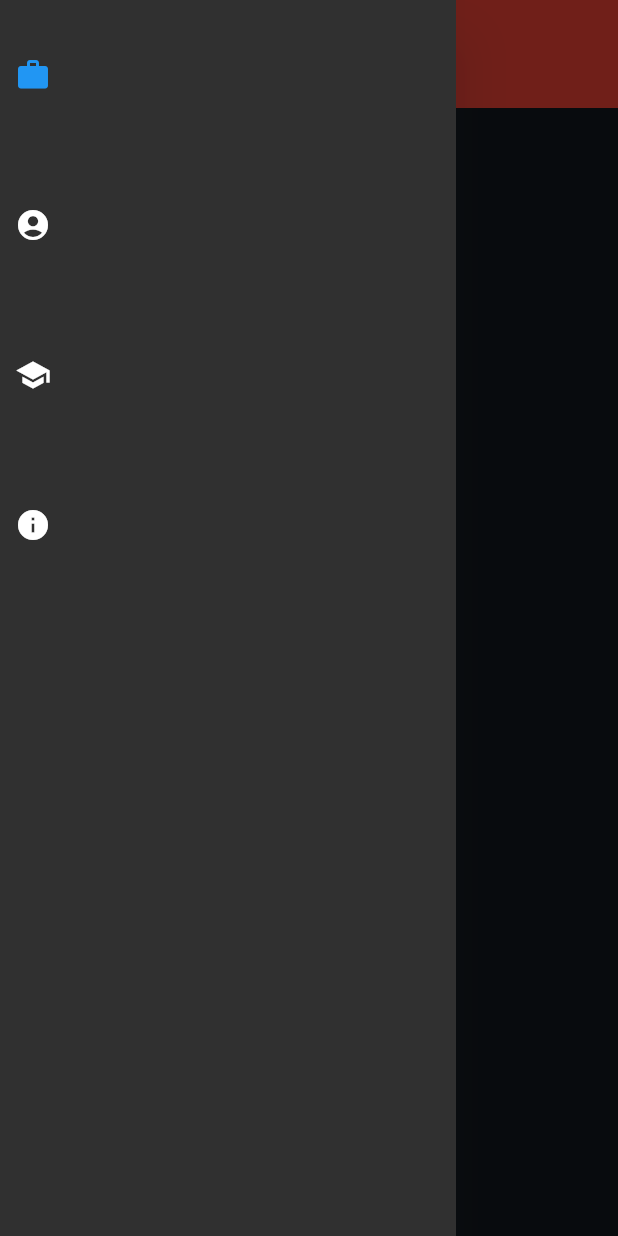
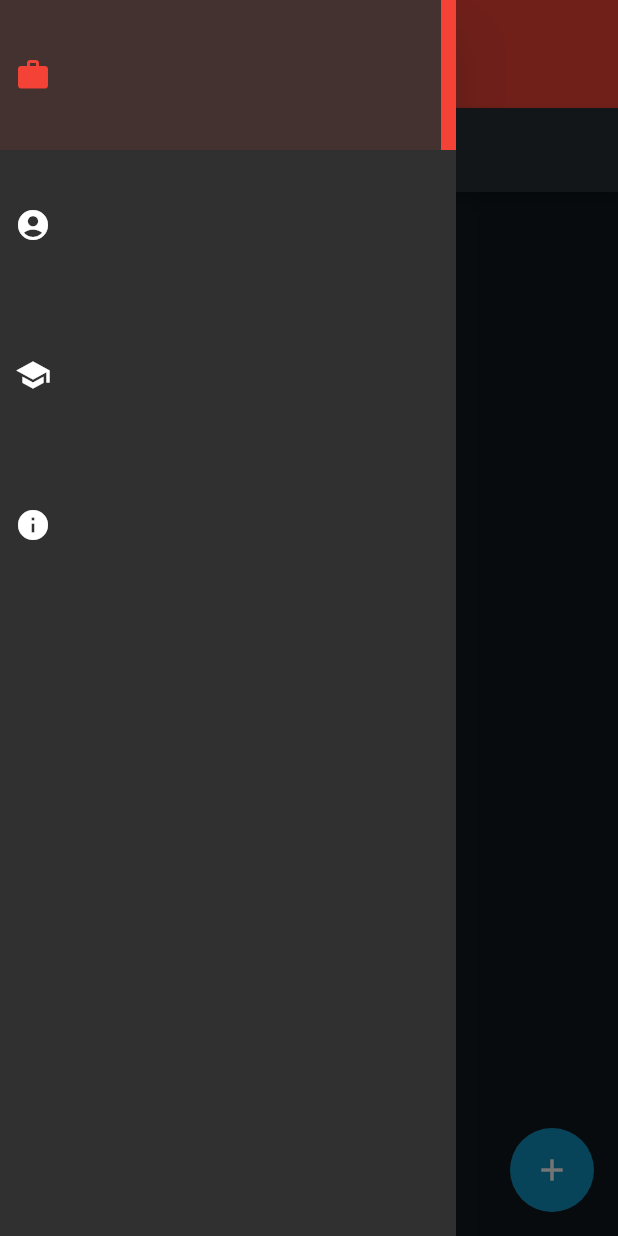
Before and after one commit to yvolokitin/AnnotateIt, a Flutter app: the screen it shows after launch, with the side drawer open, on a phone screen of 412 x 824 dp. Run offline on Flutter 3.47's test engine with Material 3 defaults, Android fonts, the phone set to English and light mode, and no system bars; our stand-ins replace sqflite; accounts and stored records are empty.

Commit message:
added projects
added projects

```diff
--- /dev/null
+++ b/devtools_options.yaml
@@ -0,0 +1,3 @@
+description: This file stores settings for Dart & Flutter DevTools.
+documentation: https://docs.flutter.dev/tools/devtools/extensions#configure-extension-enablement-states
+extensions:
--- /dev/null
+++ b/lib/data/project_database.dart
@@ -0,0 +1,51 @@
+import 'package:sqflite/sqflite.dart';
+import 'package:path/path.dart';
+import '../models/project.dart'; // Import Project model
+
+class ProjectDatabase {
+  static final ProjectDatabase instance = ProjectDatabase._init();
+  static Database? _database;
+
+  ProjectDatabase._init();
+
+  Future<Database> get database async {
+    if (_database != null) return _database!;
+    _database = await _initDB('projects.db');
+    return _database!;
+  }
+
+  Future<Database> _initDB(String fileName) async {
+    final dbPath = await getDatabasesPath();
+    final path = join(dbPath, fileName);
+    return await openDatabase(path, version: 1, onCreate: _createDB);
+  }
+
+  Future<void> _createDB(Database db, int version) async {
+    await db.execute('''
+      CREATE TABLE projects (
+        id INTEGER PRIMARY KEY AUTOINCREMENT,
+        name TEXT NOT NULL,
+        type TEXT NOT NULL,
+        icon TEXT NOT NULL,
+        creationDate TEXT NOT NULL,
+        labels TEXT NOT NULL
+      )
+    ''');
+  }
+
+  Future<int> insertProject(Project project) async {
+    final db = await database;
+    return await db.insert('projects', project.toMap());
+  }
+
+  Future<List<Project>> fetchProjects() async {
+    final db = await database;
+    final result = await db.query('projects');
+    return result.map((map) => Project.fromMap(map)).toList();
+  }
+
+  Future<void> closeDB() async {
+    final db = await database;
+    db.close();
+  }
+}
--- a/lib/main.dart
+++ b/lib/main.dart
@@ -1,7 +1,7 @@
 import "package:vap/widgets/debugborder.dart";
 import "package:vap/utils/theme.dart";
 
-import "package:vap/pages/main_page.dart";
+import "package:vap/pages/mainmenu.dart";
 // import "package:vap/pages/account.dart";
 // import "package:vap/pages/learn.dart";
 // import "package:vap/pages/about.dart";
--- /dev/null
+++ b/lib/models/project.dart
@@ -0,0 +1,39 @@
+class Project {
+  final int? id;
+  final String name;
+  final String type;
+  final String icon;
+  final DateTime creationDate;
+  final List<String> labels;
+
+  Project({
+    this.id,
+    required this.name,
+    required this.type,
+    required this.icon,
+    required this.creationDate,
+    required this.labels,
+  });
+
+  Map<String, dynamic> toMap() {
+    return {
+      'id': id,
+      'name': name,
+      'type': type,
+      'icon': icon,
+      'creationDate': creationDate.toIso8601String(),
+      'labels': labels.join(','), // Store as comma-separated string
+    };
+  }
+
+  factory Project.fromMap(Map<String, dynamic> map) {
+    return Project(
+      id: map['id'],
+      name: map['name'],
+      type: map['type'],
+      icon: map['icon'],
+      creationDate: DateTime.parse(map['creationDate']),
+      labels: map['labels'].split(','), // Convert back to list
+    );
+  }
+}
--- a/lib/pages/main_page.dart
+++ b/lib/pages/mainmenu.dart
@@ -96,7 +96,7 @@ class MainPageState extends State<MainPage> {
   Widget getSelectedWidget(int index) {
     switch (index) {
       case 0:
-        return ProjectsWidget();
+        return ProjectsPage();
       case 1:
         return AccountWidget();
       case 2:
@@ -104,7 +104,7 @@ class MainPageState extends State<MainPage> {
       case 3:
         return AboutWidget();
       default:
-        return ProjectsWidget();
+        return ProjectsPage();
     }
   }
 }
@@ -205,6 +205,7 @@ class DrawerItem extends StatelessWidget {
   final bool fullMode;
   final bool isSelected;
   final VoidCallback onTap;
+  final double textSize;
 
   const DrawerItem({
     required this.icon,
@@ -212,26 +213,88 @@ class DrawerItem extends StatelessWidget {
     this.fullMode = false,
     required this.isSelected,
     required this.onTap,
+    this.textSize = 28.0,
   });
 
   @override
   Widget build(BuildContext context) {
+    // Base red color
+    final Color baseRed = Colors.red;
+    // Compute a 20% lighter color for the background
+    final Color lighterRed = baseRed.withOpacity(0.1); // 80% opacity for a lighter effect
+
+    return Stack(
+      children: [
+        Container(
+          height: 100,
+          alignment: Alignment.centerLeft,
+          decoration: BoxDecoration(
+            color: isSelected ? lighterRed : Colors.transparent, // 20% lighter red when selected
+          ),
+          child: ListTile(
+            contentPadding: EdgeInsets.only(left: 10, right: 16),
+            title: Row(
+              crossAxisAlignment: CrossAxisAlignment.center,
+              children: [
+                Icon(icon, color: isSelected ? Colors.red : null), // Red icon if selected
+                if (fullMode) SizedBox(width: 16),
+                if (fullMode)
+                  Text(
+                    title,
+                    style: TextStyle(
+                      fontSize: textSize,
+                      color: isSelected ? Colors.white : Colors.white,
+                      fontWeight: FontWeight.normal,
+                    ),
+                  ),
+              ],
+            ),
+            selected: isSelected,
+            onTap: onTap,
+          ),
+        ),
+
+        if (isSelected)
+          Positioned(
+            right: 0, // Align to the right
+            top: 0,
+            bottom: 0,
+            child: Container(
+              width: 10, // 10px width
+              color: Colors.red, // Red color for the selection indicator
+            ),
+          ),
+      ],
+    );
+
+    /*
     return Container(
       height: 100,
       alignment: Alignment.centerLeft, // Aligns content to the left
+      decoration: BoxDecoration(
+        // border: Border.all(color: Colors.yellow, width: 3), // 3px border
+        color: isSelected ? Colors.red.withOpacity(0.2) : Colors.transparent, // Red background if selected
+      ),
       child: ListTile(
         contentPadding: EdgeInsets.only(left: 10, right: 16),
         title: Row(
           crossAxisAlignment: CrossAxisAlignment.center, // Ensures vertical alignment
           children: [
-            Icon(icon, color: isSelected ? Colors.blue : null),
-            if (fullMode) SizedBox(width: 8), // Space between icon and text
-            if (fullMode) Text(title),
+            Icon(icon, color: isSelected ? Colors.red : null),
+            if (fullMode) SizedBox(width: 16), // Space between icon and text
+            if (fullMode)
+              Text(
+                title,
+                style: TextStyle(
+                  fontSize: textSize,
+                  color: isSelected ? Colors.red : Colors.white)
+              ),
           ],
         ),
         selected: isSelected,
         onTap: onTap,
       ),
     );
+    */
   }
 }
--- a/lib/pages/projects.dart
+++ b/lib/pages/projects.dart
@@ -1,14 +1,65 @@
-import "package:flutter/material.dart";
+import 'package:flutter/material.dart';
+import '../widgets/project_tile.dart';
+import '../data/project_database.dart';
+import '../models/project.dart';
 
-// Projects Widget
-class ProjectsWidget extends StatelessWidget {
+class ProjectsPage extends StatefulWidget {
+  @override
+  _ProjectsPageState createState() => _ProjectsPageState();
+}
+
+class _ProjectsPageState extends State<ProjectsPage> {
+  late Future<List<Project>> _projectsFuture;
+
+  @override
+  void initState() {
+    super.initState();
+    _projectsFuture = ProjectDatabase.instance.fetchProjects();
+  }
+
   @override
   Widget build(BuildContext context) {
-    return Center(
-      child: Text(
-        "Projects",
-        style: TextStyle(fontSize: 24),
+    return Scaffold(
+      appBar: AppBar(title: Text("Projects")),
+      body: FutureBuilder<List<Project>>(
+        future: _projectsFuture,
+        builder: (context, snapshot) {
+          if (snapshot.connectionState == ConnectionState.waiting) {
+            return Center(child: CircularProgressIndicator());
+          } else if (snapshot.hasError) {
+            return Center(child: Text("Error: ${snapshot.error}"));
+          } else if (!snapshot.hasData || snapshot.data!.isEmpty) {
+            return Center(child: Text("No projects found"));
+          } else {
+            return ListView.builder(
+              itemCount: snapshot.data!.length,
+              itemBuilder: (context, index) {
+                final project = snapshot.data![index];
+                return ProjectTile(project: project);
+              },
+            );
+          }
+        },
+      ),
+      floatingActionButton: FloatingActionButton(
+        onPressed: _addProject,
+        child: Icon(Icons.add),
       ),
     );
   }
+
+  Future<void> _addProject() async {
+    final newProject = Project(
+      name: "New Project",
+      type: "Classification",
+      icon: "folder", // Can be an asset or predefined icon name
+      creationDate: DateTime.now(),
+      labels: ["Label1", "Label2", "Label3"],
+    );
+
+    await ProjectDatabase.instance.insertProject(newProject);
+    setState(() {
+      _projectsFuture = ProjectDatabase.instance.fetchProjects(); // Refresh the list
+    });
+  }
 }
--- a/pubspec.yaml
+++ b/pubspec.yaml
@@ -37,6 +37,7 @@ dependencies:
   flutter_riverpod: ^2.6.1
   drift: ^2.25.1
   path_provider: ^2.1.5
+  sqflite: ^2.4.2
 
 dev_dependencies:
   flutter_test:
```
Also changed, not shown: lib/pages/about.dart (+10 -10 lines), lib/widgets/project_tile.dart (added, +34 -0 lines), pubspec.lock, 1 other file.
